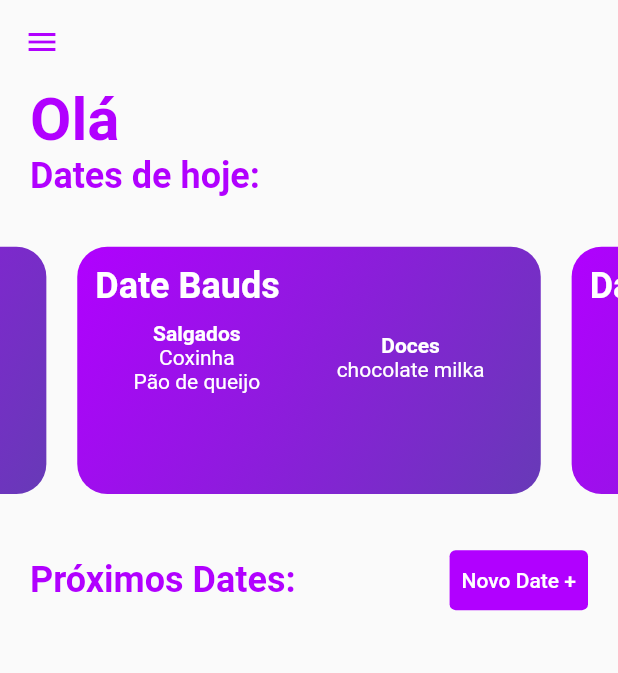
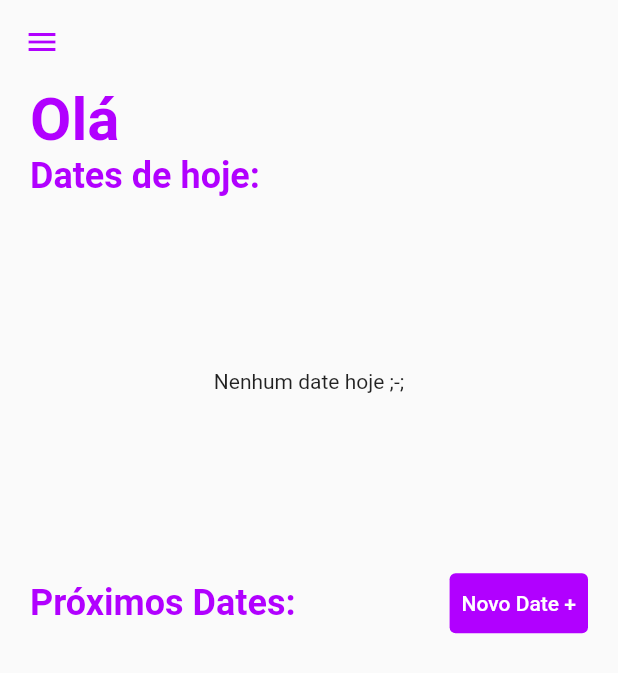
Before and after one commit to joao-vitor-machado/projeto-final-date-ideas, a Flutter app: the screen it shows once a user with an empty profile is signed in, on a phone screen of 412 x 824 dp. Shown: the top 673 px of the screen. Run offline on Flutter 3.47's test engine with Material 2 defaults, Android fonts, the light colour scheme and no system bars; drawn by our look-alikes of carousel_slider; our stand-ins replace bloc, cloud_firestore, dio, firebase_auth, firebase_core, flutter_bloc and 1 more; missing offline and left inert: dart:ffi, flutter_number_picker; accounts and stored records are empty.

Commit message:
adicionando ver os dates de hoje

```diff
--- a/lib/model/mock/dates_mock.dart
+++ b/lib/model/mock/dates_mock.dart
@@ -124,5 +124,5 @@ class DateMock {
     ),
   ];
 
-  static final DateApp date = dates[0];
+  static final DateApp date = dates[2];
 }
--- a/lib/view/main_screen.dart
+++ b/lib/view/main_screen.dart
@@ -49,7 +49,7 @@ class MainScreen extends StatelessWidget {
                 crossAxisAlignment: CrossAxisAlignment.start,
                 children: [
                   saudacoes(context),
-                  datesDeHoje(context),
+                  datesDeHoje(context, dates),
                   Padding(
                     padding:
                         const EdgeInsets.only(left: 20.0, right: 20, bottom: 8),
@@ -86,22 +86,21 @@ class MainScreen extends StatelessWidget {
         });
   }
 
-  Widget renderDateCards(BuildContext context) {
+  Widget renderDateCards(BuildContext context, List<DateApp> dates) {
     final screen = MediaQuery.of(context).size;
 
     List<int> indexes = [];
-    for (int i = 0; i < DateMock.dates.length; i++) {
-      if (DateMock.dates[i].data.month == DateTime.now().month &&
-          DateMock.dates[i].data.day == DateTime.now().day) {
+    for (int i = 0; i < dates.length; i++) {
+      if (dates[i].data.month == DateTime.now().month &&
+          dates[i].data.day == DateTime.now().day) {
         indexes.add(i);
       }
     }
     if (indexes.isNotEmpty) {
       return CarouselSlider(
           options: CarouselOptions(autoPlay: false),
-          items: indexes
-              .map((index) => DateCard(dateApp: DateMock.dates[index]))
-              .toList());
+          items:
+              indexes.map((index) => DateCard(dateApp: dates[index])).toList());
     } else {
       return Container(
         height: screen.height * 0.3,
@@ -134,7 +133,7 @@ class MainScreen extends StatelessWidget {
     );
   }
 
-  Widget datesDeHoje(BuildContext context) {
+  Widget datesDeHoje(BuildContext context, List<DateApp> dates) {
     final tema = Theme.of(context).colorScheme;
 
     return Column(
@@ -152,7 +151,7 @@ class MainScreen extends StatelessWidget {
             ),
           ),
         ),
-        renderDateCards(context),
+        renderDateCards(context, dates),
       ],
     );
   }
```
